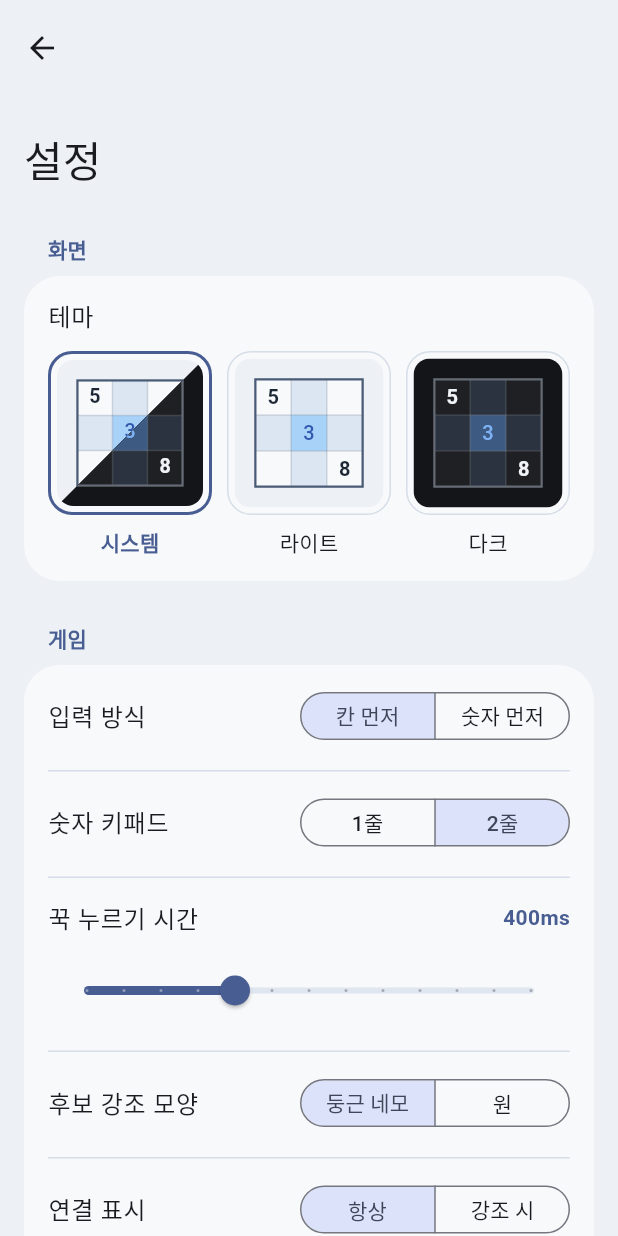
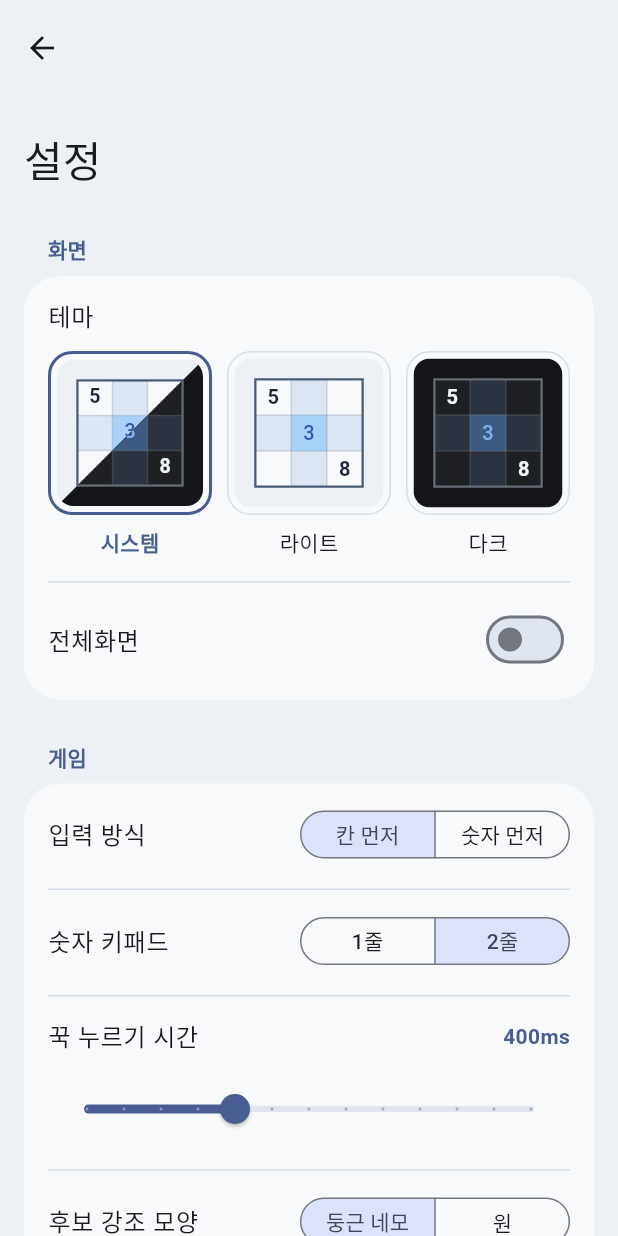
Before and after one commit to nhtakb53/sudokong, a Flutter app: the screen it shows after launch, after a tap on the "settings" icon, on a phone screen of 412 x 824 dp. Run offline on Flutter 3.47's test engine with Material 3 defaults, Android fonts, the phone set to English and light mode, and no system bars; our stand-ins replace flutter_riverpod, shared_preferences; Roboto replaces fonts that are missing (Pretendard).

Commit message:
Fullscreen setting; drop the home tagline
- Settings › 화면 gains "전체화면": hides the status and navigation bars
  (sticky immersive, a swipe peeks them), applied at start, on change and
  on resume; stored in settings.v1 with a round-trip test.
- The home screen no longer shows the "기본에 충실한 스도쿠" tagline.

Co-Authored-By: Claude Fable 5.1 <noreply@anthropic.com>

```diff
--- a/app/lib/app.dart
+++ b/app/lib/app.dart
@@ -1,4 +1,5 @@
 import 'package:flutter/material.dart';
+import 'package:flutter/services.dart';
 import 'package:flutter_riverpod/flutter_riverpod.dart';
 
 import 'core/theme/app_theme.dart';
@@ -21,8 +22,23 @@ class _SudokongAppState extends ConsumerState<SudokongApp> {
   void initState() {
     super.initState();
     // Leaving the app pauses the clock and saves the game; the player
-    // resumes the clock by hand.
-    _lifecycle = AppLifecycleListener(onHide: _park, onPause: _park);
+    // resumes the clock by hand. Coming back re-asserts the system bars'
+    // state, which Android may have reset meanwhile.
+    _lifecycle = AppLifecycleListener(
+      onHide: _park,
+      onPause: _park,
+      onResume: _applySystemBars,
+    );
+    _applySystemBars();
+  }
+
+  /// Fullscreen hides the status and navigation bars; a swipe from an
+  /// edge peeks them briefly.
+  void _applySystemBars() {
+    final fullscreen = ref.read(settingsProvider).fullscreen;
+    SystemChrome.setEnabledSystemUIMode(
+      fullscreen ? SystemUiMode.immersiveSticky : SystemUiMode.edgeToEdge,
+    );
   }
 
   void _park() {
@@ -39,6 +55,10 @@ class _SudokongAppState extends ConsumerState<SudokongApp> {
   @override
   Widget build(BuildContext context) {
     final settings = ref.watch(settingsProvider);
+    ref.listen(
+      settingsProvider.select((s) => s.fullscreen),
+      (_, _) => _applySystemBars(),
+    );
     return MaterialApp(
       title: 'Sudokong',
       debugShowCheckedModeBanner: false,
--- a/app/lib/features/home/home_screen.dart
+++ b/app/lib/features/home/home_screen.dart
@@ -99,14 +99,6 @@ class HomeScreen extends ConsumerWidget {
                         letterSpacing: -0.5,
                       ),
                     ),
-                    const SizedBox(height: 6),
-                    Text(
-                      '기본에 충실한 스도쿠',
-                      style: TextStyle(
-                        fontSize: 15,
-                        color: scheme.onSurfaceVariant,
-                      ),
-                    ),
                   ],
                 ),
               ),
--- a/app/lib/features/settings/app_settings.dart
+++ b/app/lib/features/settings/app_settings.dart
@@ -75,6 +75,7 @@ class AppSettings {
     this.conjugatePairs = false,
     this.showTimer = true,
     this.autoHighlight = true,
+    this.fullscreen = false,
   });
 
   static const int defaultLongPressMs = 400;
@@ -105,6 +106,9 @@ class AppSettings {
   /// work regardless.
   final bool autoHighlight;
 
+  /// Hide the system status and navigation bars while the app is open.
+  final bool fullscreen;
+
   Duration get longPress => Duration(milliseconds: longPressMs);
 
   AppSettings copyWith({
@@ -118,6 +122,7 @@ class AppSettings {
     bool? conjugatePairs,
     bool? showTimer,
     bool? autoHighlight,
+    bool? fullscreen,
   }) {
     return AppSettings(
       themeMode: themeMode ?? this.themeMode,
@@ -133,6 +138,7 @@ class AppSettings {
       conjugatePairs: conjugatePairs ?? this.conjugatePairs,
       showTimer: showTimer ?? this.showTimer,
       autoHighlight: autoHighlight ?? this.autoHighlight,
+      fullscreen: fullscreen ?? this.fullscreen,
     );
   }
 
@@ -148,6 +154,7 @@ class AppSettings {
     'conjugatePairs': conjugatePairs,
     'showTimer': showTimer,
     'autoHighlight': autoHighlight,
+    'fullscreen': fullscreen,
   };
 
   String toJsonString() => jsonEncode(toJson());
@@ -177,6 +184,7 @@ class AppSettings {
       conjugatePairs: json['conjugatePairs'] == true,
       showTimer: json['showTimer'] != false,
       autoHighlight: json['autoHighlight'] != false,
+      fullscreen: json['fullscreen'] == true,
     );
   }
 
@@ -204,7 +212,8 @@ class AppSettings {
       other.linkVisibility == linkVisibility &&
       other.conjugatePairs == conjugatePairs &&
       other.showTimer == showTimer &&
-      other.autoHighlight == autoHighlight;
+      other.autoHighlight == autoHighlight &&
+      other.fullscreen == fullscreen;
 
   @override
   int get hashCode => Object.hash(
@@ -218,5 +227,6 @@ class AppSettings {
     conjugatePairs,
     showTimer,
     autoHighlight,
+    fullscreen,
   );
 }
--- a/app/lib/features/settings/settings_provider.dart
+++ b/app/lib/features/settings/settings_provider.dart
@@ -55,6 +55,9 @@ class SettingsNotifier extends Notifier<AppSettings> {
   Future<void> setAutoHighlight(bool on) =>
       _update(state.copyWith(autoHighlight: on));
 
+  Future<void> setFullscreen(bool on) =>
+      _update(state.copyWith(fullscreen: on));
+
   Future<void> _update(AppSettings next) async {
     if (next == state) return;
     state = next;
--- a/app/lib/features/settings/settings_screen.dart
+++ b/app/lib/features/settings/settings_screen.dart
@@ -30,6 +30,13 @@ class SettingsScreen extends ConsumerWidget {
                         value: settings.themeMode,
                         colorTheme: settings.colorTheme,
                         onChanged: notifier.setThemeMode,
+                      ),
+                    ),
+                    SettingsRow(
+                      title: '전체화면',
+                      trailing: Switch(
+                        value: settings.fullscreen,
+                        onChanged: notifier.setFullscreen,
                       ),
                     ),
                     // 색상 테마 행은 팔레트가 둘 이상 생길 때 여기에 추가한다.
```
Also changed, not shown: 1 other file.
